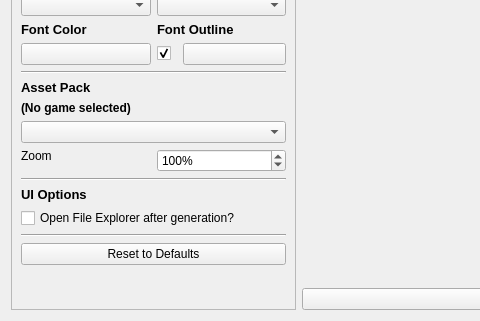
Qt form src/layout/TSHThumbnailSettings.ui (joaorb64/TournamentStreamHelper) before a commit; both pictures show x 0 to 480 and y 432 to 753 of the 962 by 753 pixel window.
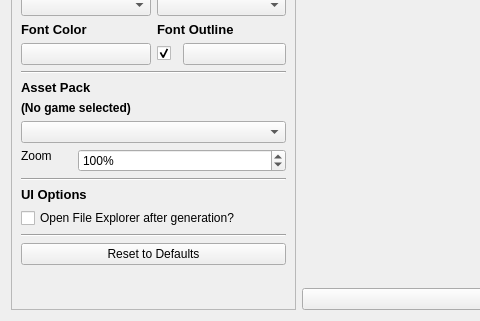
The same form after that commit.

```diff
--- a/src/layout/TSHThumbnailSettings.ui
+++ b/src/layout/TSHThumbnailSettings.ui
@@ -711,6 +711,12 @@
               <layout class="QHBoxLayout" name="horizontalLayout_11">
                <item>
                 <widget class="QLabel" name="label_14">
+             <property name="sizePolicy">
+              <sizepolicy hsizetype="Maximum" vsizetype="Minimum">
+               <horstretch>0</horstretch>
+               <verstretch>0</verstretch>
+              </sizepolicy>
+             </property>
                  <property name="text">
                   <string>Zoom</string>
                  </property>
@@ -719,8 +725,30 @@
                  </property>
                 </widget>
                </item>
+           <item>
+            <spacer name="horizontalSpacer">
+             <property name="orientation">
+              <enum>Qt::Horizontal</enum>
+             </property>
+             <property name="sizeType">
+              <enum>QSizePolicy::Maximum</enum>
+             </property>
+             <property name="sizeHint" stdset="0">
+              <size>
+               <width>20</width>
+               <height>20</height>
+              </size>
+             </property>
+            </spacer>
+           </item>
                <item>
                 <widget class="QSpinBox" name="zoom">
+             <property name="sizePolicy">
+              <sizepolicy hsizetype="Minimum" vsizetype="Minimum">
+               <horstretch>0</horstretch>
+               <verstretch>0</verstretch>
+              </sizepolicy>
+             </property>
                  <property name="suffix">
                   <string>%</string>
                  </property>
```
Left out of the diff: 6 changed lines with no effect on the pictures. Lines whose indentation alone changed are shown as unchanged.
